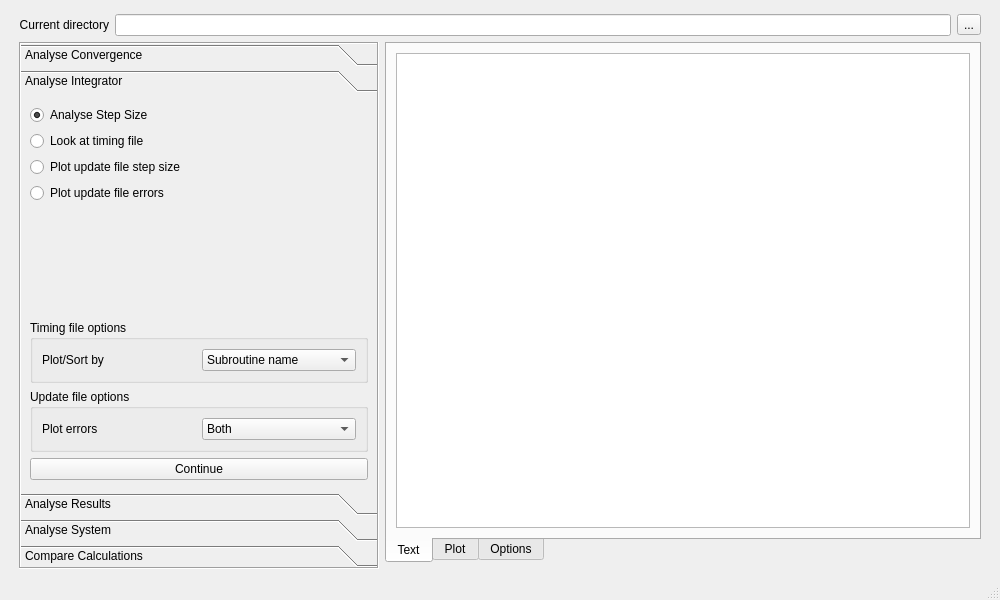
This is source/analyse/gui_files/gui_analysis/ui_analysis.ui in wenzhaojia2000/msc-trajectory-analysis as Qt 5 draws it before an edit. The edited form follows.
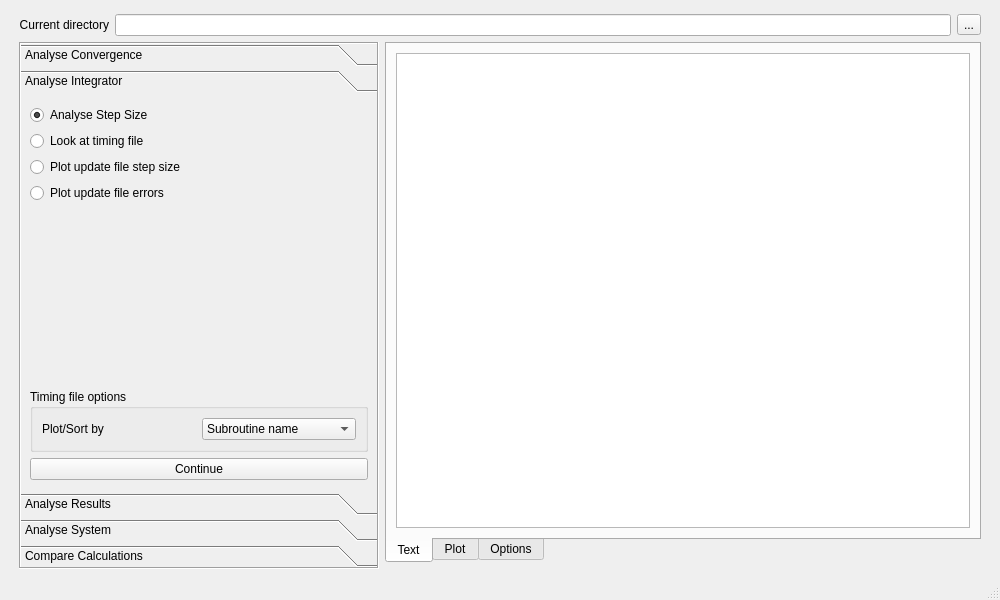
This is the edited form. The open tabs and pages were chosen to show the change. Custom widgets are drawn as their Qt base class.

Commit message:
Remove plot errors box
The plot entries can be manually set by clicking the legend

```diff
--- a/source/analyse/gui_files/gui_analysis/ui_analysis.ui
+++ b/source/analyse/gui_files/gui_analysis/ui_analysis.ui
@@ -245,7 +245,7 @@
              <item row="0" column="1">
               <widget class="QComboBox" name="timing_combobox">
                <property name="currentText">
-                <string>CPU</string>
+                <string>Subroutine name</string>
                </property>
                <item>
                 <property name="text">
@@ -282,41 +282,6 @@
             </layout>
            </widget>
           </item>
-          <item>
-           <widget class="QGroupBox" name="update_box">
-            <property name="title">
-             <string>Update file options</string>
-            </property>
-            <layout class="QGridLayout" name="gridLayout_4">
-             <item row="0" column="0">
-              <widget class="QLabel" name="update_label">
-               <property name="text">
-                <string>Plot errors</string>
-               </property>
-              </widget>
-             </item>
-             <item row="0" column="1">
-              <widget class="QComboBox" name="update_combobox">
-               <item>
-                <property name="text">
-                 <string>Both</string>
-                </property>
-               </item>
-               <item>
-                <property name="text">
-                 <string>A-vector</string>
-                </property>
-               </item>
-               <item>
-                <property name="text">
-                 <string>Phi/SPFs</string>
-                </property>
-               </item>
-              </widget>
-             </item>
-            </layout>
-           </widget>
-          </item>
           <item>
            <widget class="QPushButton" name="analint_push">
             <property name="text">
```
Left out of the diff: 2 changed lines with no effect on the pictures. The commit also changes 3 other files.
